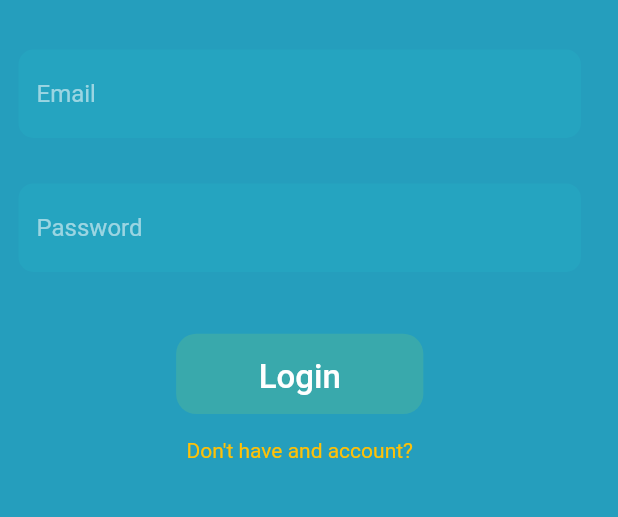
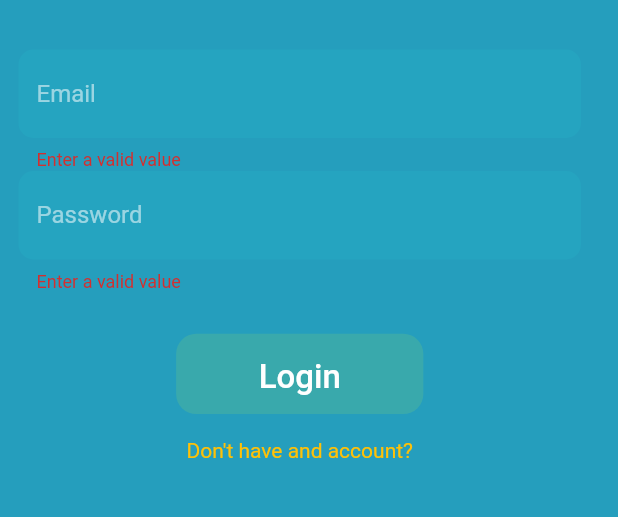
Before and after one commit to shhrrtnvr/messenger, a Flutter app: the screen it shows after launch, after a tap on "Login", on a phone screen of 412 x 824 dp, the part 436-953 px from its top. Run offline on Flutter 3.47's test engine with Material 2 defaults, Android fonts, the phone set to English and light mode, and no system bars; our stand-ins replace cloud_firestore, file_picker, firebase_analytics, firebase_auth, firebase_core, firebase_storage and 1 more; accounts and stored records are empty.

Commit message:
login with firebase

```diff
--- a/lib/main.dart
+++ b/lib/main.dart
@@ -2,9 +2,13 @@ import 'package:flutter/material.dart';
 
 //Packages
 import 'package:firebase_analytics/firebase_analytics.dart';
+import 'package:provider/provider.dart';
 
 //Services
 import './services/navigation_service.dart';
+
+//Providers
+import './providers/authentication_provider.dart';
 
 //Pages
 import './pages/splash_page.dart';
@@ -28,7 +32,13 @@ class MainApp extends StatelessWidget {
 
   @override
   Widget build(BuildContext context) {
-    return MaterialApp(
+    return MultiProvider(
+      providers: [
+        ChangeNotifierProvider<AuthenticationProvider>(
+          create: (BuildContext context) => AuthenticationProvider(),
+        )
+      ],
+      child: MaterialApp(
         title: 'Messenger',
         theme: ThemeData(
           backgroundColor: const Color.fromARGB(255, 112, 196, 168),
@@ -40,8 +50,9 @@ class MainApp extends StatelessWidget {
         navigatorKey: NavigationService.navigatorKey,
         initialRoute: '/login',
         routes: {
-        '/login': (BuildContext _context) => LoginPage(),
+          '/login': (BuildContext _context) => const LoginPage(),
         },
+      ),
     );
   }
 }
--- a/lib/pages/login_page.dart
+++ b/lib/pages/login_page.dart
@@ -1,9 +1,17 @@
 //Packages
 import 'package:flutter/material.dart';
+import 'package:provider/provider.dart';
+import 'package:get_it/get_it.dart';
 
 //Widgets
 import '../widgets/custom_input_field.dart';
 import '../widgets/rounded_button.dart';
+
+//Providers
+import '../providers/authentication_provider.dart';
+
+//Services
+import '../services/navigation_service.dart';
 
 class LoginPage extends StatefulWidget {
   const LoginPage({Key? key}) : super(key: key);
@@ -18,12 +26,20 @@ class _LoginPageState extends State<LoginPage> {
   late double _deviceHeigth;
   late double _deviceWidth;
 
+  late AuthenticationProvider _auth;
+  late NavigationService _navigation;
+
   final _loginFormKey = GlobalKey<FormState>();
+
+  String? _email;
+  String? _password;
 
   @override
   Widget build(BuildContext context) {
     _deviceHeigth = MediaQuery.of(context).size.height;
     _deviceWidth = MediaQuery.of(context).size.width;
+    _auth = Provider.of<AuthenticationProvider>(context);
+    _navigation = GetIt.instance.get<NavigationService>();
     return _buildUI();
   }
 
@@ -82,14 +98,22 @@ class _LoginPageState extends State<LoginPage> {
           crossAxisAlignment: CrossAxisAlignment.center,
           children: [
             CustomTextFormField(
-                onSaved: (_value) {},
+                onSaved: (_value) {
+                  setState(() {
+                    _email = _value;
+                  });
+                },
                 regEx:
                     r"^[a-zA-Z0-9.a-zA-Z0-9.!#$%&'*+-/=?^_`{|}~]+@[a-zA-Z0-9]+\.[a-zA-Z]+",
                 hintText: 'Email',
                 obscureText: false),
             CustomTextFormField(
-                onSaved: (_value) {},
-                regEx: r".{8,}",
+                onSaved: (_value) {
+                  setState(() {
+                    _password = _value;
+                  });
+                },
+                regEx: r".{6,}",
                 hintText: 'Password',
                 obscureText: false),
           ],
@@ -103,7 +127,12 @@ class _LoginPageState extends State<LoginPage> {
         name: 'Login',
         height: _deviceHeigth * 0.065,
         width: _deviceWidth * 0.4,
-        onPressed: () {});
+        onPressed: () {
+          if (_loginFormKey.currentState!.validate()) {
+            _loginFormKey.currentState!.save();
+            _auth.loginUsingEmailAndPassword(_email!, _password!);
+          }
+        });
   }
 
   Widget _registerAccountLink() {
--- /dev/null
+++ b/lib/providers/authentication_provider.dart
@@ -0,0 +1,33 @@
+//Packages
+import 'package:flutter/material.dart';
+import 'package:firebase_auth/firebase_auth.dart';
+import 'package:get_it/get_it.dart';
+
+//Services
+import '../services/database_service.dart';
+import '../services/navigation_service.dart';
+
+class AuthenticationProvider extends ChangeNotifier {
+  late final FirebaseAuth _auth;
+  late final NavigationService _navigationService;
+  late final DatabaseService _databaseService;
+
+  AuthenticationProvider() {
+    _auth = FirebaseAuth.instance;
+    _navigationService = GetIt.instance.get<NavigationService>();
+    _databaseService = GetIt.instance.get<DatabaseService>();
+  }
+
+  Future<void> loginUsingEmailAndPassword(
+      String _email, String _password) async {
+    try {
+      await _auth.signInWithEmailAndPassword(
+          email: _email, password: _password);
+      print(_auth.currentUser);
+    } on FirebaseAuthException {
+      print('Error login user into Firebase');
+    } catch (e) {
+      print(e);
+    }
+  }
+}
--- a/lib/services/cloud_storage_service.dart
+++ b/lib/services/cloud_storage_service.dart
@@ -10,5 +10,5 @@ const String userCollection = "Users";
 class CloudStorageService {
   final FirebaseStorage _storage = FirebaseStorage.instance;
 
-  CloudStorageService() {}
+  CloudStorageService();
 }
--- a/lib/services/media_service.dart
+++ b/lib/services/media_service.dart
@@ -1,7 +1,7 @@
 import 'package:file_picker/file_picker.dart';
 
 class MediaService {
-  MediaService() {}
+  MediaService();
   Future<PlatformFile?> pickImageFromLibrary() async {
     FilePickerResult? _result =
         await FilePicker.platform.pickFiles(type: FileType.image);
--- a/lib/widgets/custom_input_field.dart
+++ b/lib/widgets/custom_input_field.dart
@@ -25,7 +25,7 @@ class CustomTextFormField extends StatelessWidget {
         return RegExp(regEx).hasMatch(_value!) ? null : 'Enter a valid value';
       },
       decoration: InputDecoration(
-        fillColor: Color.fromARGB(16, 37, 255, 233),
+        fillColor: const Color.fromARGB(16, 37, 255, 233),
         filled: true,
         border: OutlineInputBorder(
             borderRadius: BorderRadius.circular(10.0),
--- a/lib/widgets/rounded_button.dart
+++ b/lib/widgets/rounded_button.dart
@@ -12,7 +12,7 @@ class RoundedButton extends StatelessWidget {
     required this.height,
     required this.width,
     required this.onPressed,
-  });
+  }) : super(key: key);
 
   @override
   Widget build(BuildContext context) {
@@ -21,9 +21,9 @@ class RoundedButton extends StatelessWidget {
       width: width,
       decoration: BoxDecoration(
           borderRadius: BorderRadius.circular(height * 0.25),
-          color: Color.fromARGB(30, 204, 251, 48)),
+          color: const Color.fromARGB(30, 204, 251, 48)),
       child: TextButton(
-        onPressed: (() => {}),
+        onPressed: () => {onPressed()},
         child: Text(
           name,
           style:
```
Also changed, not shown: lib/models/chat_user.dart (added, +40 -0 lines). Lines whose indentation alone changed are shown as unchanged.
